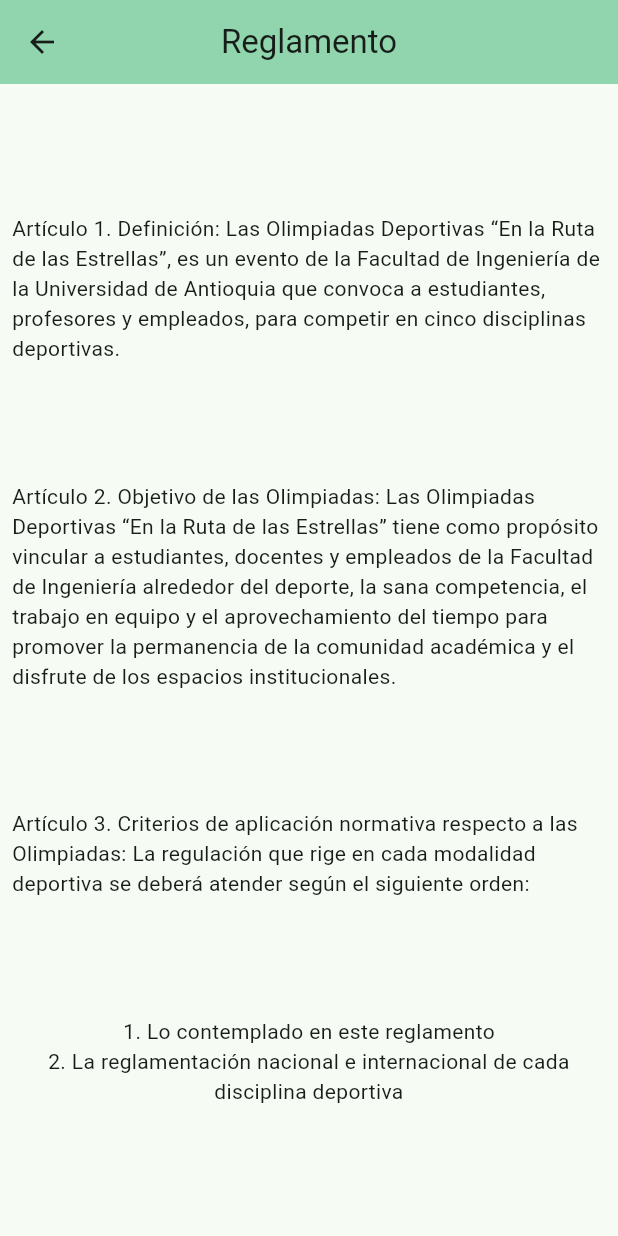
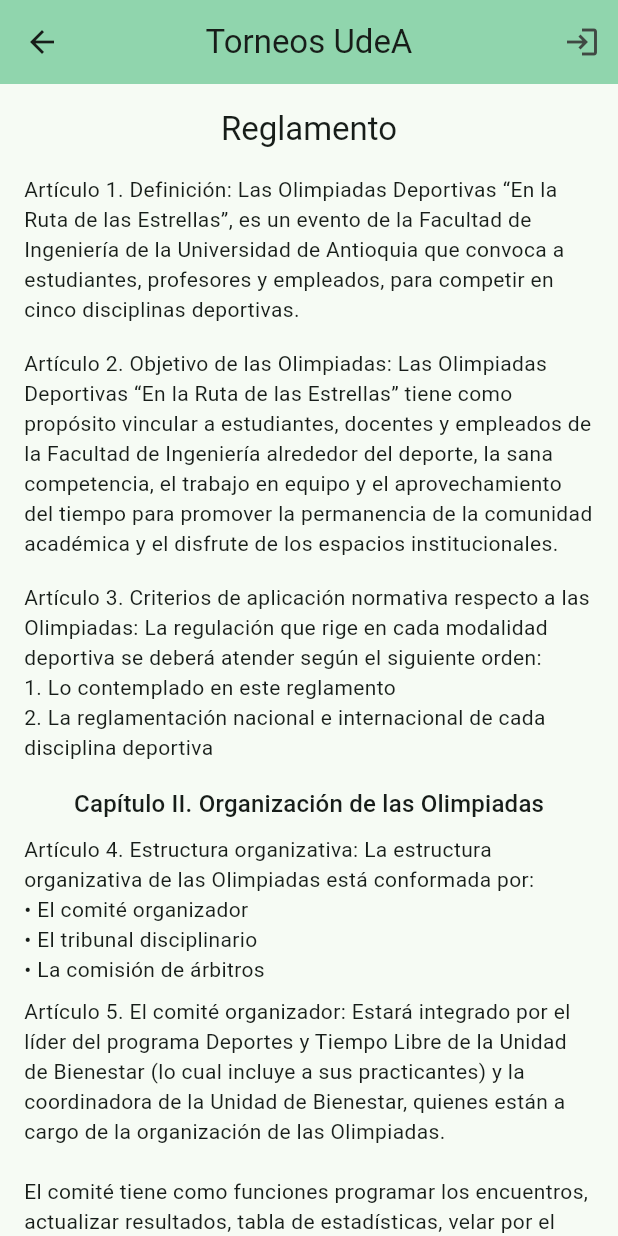
Before and after one commit to sebudea/torneos-udea, a Flutter app: the screen it shows after launch, after a tap on "Reglamento", on a phone screen of 412 x 824 dp. Run offline on Flutter 3.47's test engine with Material 3 defaults, Android fonts, the phone set to English and light mode, and no system bars; our stand-ins replace go_router.

Commit message:
cambios con shellroute, ahora iremos al inicio de sesion con google

```diff
--- a/lib/constants/app_constants.dart
+++ b/lib/constants/app_constants.dart
@@ -2,7 +2,7 @@
   static const String fullName = "Torneos Universitarios UdeA";
   static const String name = "Torneos UdeA";
 
-  static const String resolucionTitulo = "RESOLUCIÓN No.001";
+  static const String resolucionTitulo = "Resolucion 001";
   static const String resolucionFecha = "Del 29 de mayo del 2024";
   static const String resolucionParrafo1 =
       "Por medio de la cual se sanciona algunos de los jugadores de los equipos participantes en los torneos de las 12 Olimpiadas Deportivas Facultad de Ingeniería “En la Ruta de las Estrellas”.";
@@ -23,9 +23,18 @@
   static const String reglamentoArticulo2 =
       "Artículo 2. Objetivo de las Olimpiadas: Las Olimpiadas Deportivas “En la Ruta de las Estrellas” tiene como propósito vincular a estudiantes, docentes y empleados de la Facultad de Ingeniería alrededor del deporte, la sana competencia, el trabajo en equipo y el aprovechamiento del tiempo para promover la permanencia de la comunidad académica y el disfrute de los espacios institucionales.";
   static const String reglamentoArticulo3 =
-      "Artículo 3. Criterios de aplicación normativa respecto a las Olimpiadas: La regulación que rige en cada modalidad deportiva se deberá atender según el siguiente orden:";
-  static const String reglamentoNumeral1 =
-      "1. Lo contemplado en este reglamento";
-  static const String reglamentoNumeral2 =
+      "Artículo 3. Criterios de aplicación normativa respecto a las Olimpiadas: La regulación que rige en cada modalidad deportiva se deberá atender según el siguiente orden:\n"
+      "1. Lo contemplado en este reglamento\n"
       "2. La reglamentación nacional e internacional de cada disciplina deportiva";
+  static const String reglamentoCapitulo2 =
+      "Capítulo II. Organización de las Olimpiadas";
+  static const String reglamentoArticulo4 =
+      "Artículo 4. Estructura organizativa: La estructura organizativa de las Olimpiadas está conformada por:\n"
+      "• El comité organizador\n"
+      "• El tribunal disciplinario\n"
+      "• La comisión de árbitros";
+  static const String reglamentoArticulo5 =
+      "Artículo 5. El comité organizador: Estará integrado por el líder del programa Deportes y Tiempo Libre de la Unidad de Bienestar (lo cual incluye a sus practicantes) y la coordinadora de la Unidad de Bienestar, quienes están a cargo de la organización de las Olimpiadas.\n\n"
+      "El comité tiene como funciones programar los encuentros, actualizar resultados, tabla de estadísticas, velar por el cumplimiento del reglamento durante las competencias, promover la sana convivencia, el juego limpio, revisar los informes de arbitraje, imponer sanciones y comunicar las resoluciones.\n\n"
+      "Los miembros del Comité organizador, obrando en nombre de este, podrán demandar de oficio aquellas faltas al reglamento que presencien durante los encuentros.\n";
 }
--- a/lib/my_app.dart
+++ b/lib/my_app.dart
@@ -8,6 +8,7 @@
   @override
   Widget build(BuildContext context) {
     return MaterialApp.router(
+      debugShowCheckedModeBanner: false,
       title: AppConstants.name,
       theme: ThemeData(
         colorScheme: ColorScheme.fromSeed(seedColor: Colors.greenAccent),
--- a/lib/routing/router.dart
+++ b/lib/routing/router.dart
@@ -1,3 +1,4 @@
+import 'package:flutter/material.dart';
 import 'package:go_router/go_router.dart';
 import 'package:torneos_udea/ui/views/menu/menu_view.dart';
 import 'package:torneos_udea/ui/views/reglamento/reglamento_view.dart';
@@ -6,6 +7,8 @@
 GoRouter router() {
   return GoRouter(
     initialLocation: "/",
+    routes: [
+      ShellRoute(
         routes: [
           // Ruta principal
           GoRoute(
@@ -21,5 +24,59 @@
             builder: (context, state) => const ResolucionesView(),
           ),
         ],
+        builder: (context, state, child) {
+          return Scaffold(
+            appBar: AppBar(
+              backgroundColor: Theme.of(context).colorScheme.inversePrimary,
+              title: const Text("Torneos UdeA"),
+              centerTitle: true,
+              actions: [
+                IconButton(
+                  icon: const Icon(Icons.login),
+                  onPressed: () {
+                    showDialog(
+                      context: context,
+                      builder: (context) => AlertDialog(
+                        title: const Text("Iniciar sesión"),
+                        content: Column(
+                          mainAxisSize: MainAxisSize.min,
+                          children: [
+                            const Text(
+                                "Inicia sesión con tu cuenta de Google para continuar."),
+                            const SizedBox(height: 16),
+                            FilledButton.icon(
+                              icon: const Icon(Icons.login),
+                              label: const Text("Continuar con Google"),
+                              onPressed: () {
+                                // Aquí deberías integrar tu lógica de login con Google
+                                Navigator.of(context).pop();
+                                // Por ejemplo: context.read<AuthProvider>().signInWithGoogle();
+                              },
+                            ),
+                          ],
+                        ),
+                        actions: [
+                          TextButton(
+                            child: const Text("Cancelar"),
+                            onPressed: () => Navigator.of(context).pop(),
+                          ),
+                        ],
+                      ),
+                    );
+                  },
+                ),
+              ],
+              leading: state.fullPath != "/"
+                  ? IconButton(
+                      icon: const Icon(Icons.arrow_back),
+                      onPressed: () => GoRouter.of(context).pop(),
+                    )
+                  : null,
+            ),
+            body: child,
+          );
+        },
+      ),
+    ],
   );
 }
--- a/lib/ui/views/menu/menu_view.dart
+++ b/lib/ui/views/menu/menu_view.dart
@@ -6,35 +6,35 @@
 
   @override
   Widget build(BuildContext context) {
-    return Scaffold(
-      appBar: AppBar(
-        backgroundColor: Theme.of(context).colorScheme.inversePrimary,
-        title: const Text("Torneos UdeA"),
-        centerTitle: true,
-      ),
-      body: Center(
+    return Center(
       child: Column(
         mainAxisAlignment: MainAxisAlignment.center,
         children: [
-            ElevatedButton.icon(
+          FilledButton.icon(
+            onPressed: () {},
+            label: const Text("Inscripciones"),
+            icon: const Icon(Icons.how_to_reg),
+          ),
+          const SizedBox(height: 20),
+          FilledButton.icon(
             onPressed: () {},
             label: const Text("Equipos"),
             icon: const Icon(Icons.groups_2),
           ),
           const SizedBox(height: 20),
-            ElevatedButton.icon(
+          FilledButton.icon(
             onPressed: () {},
             label: const Text("Cuadros"),
             icon: const Icon(Icons.leaderboard),
           ),
           const SizedBox(height: 20),
-            ElevatedButton.icon(
+          FilledButton.icon(
             onPressed: () {},
             label: const Text("Programacion"),
             icon: const Icon(Icons.event),
           ),
           const SizedBox(height: 20),
-            ElevatedButton.icon(
+          FilledButton.icon(
             onPressed: () {
               context.push("/reglamento");
             },
@@ -42,7 +42,7 @@
             icon: const Icon(Icons.gavel),
           ),
           const SizedBox(height: 20),
-            ElevatedButton.icon(
+          FilledButton.icon(
             onPressed: () {
               context.push("/resoluciones");
             },
@@ -51,7 +51,6 @@
           ),
         ],
       ),
-      ),
     );
   }
 }
--- a/lib/ui/views/reglamento/reglamento_view.dart
+++ b/lib/ui/views/reglamento/reglamento_view.dart
@@ -7,38 +7,42 @@
 
   @override
   Widget build(BuildContext context) {
-    return Scaffold(
-      appBar: AppBar(
-        backgroundColor: Theme.of(context).colorScheme.inversePrimary,
-        title: const Text("Reglamento"),
-        centerTitle: true,
-      ),
-      body: const Center(
-        child: Padding(
-          padding: EdgeInsets.all(8.0),
+    return Center(
+      child: Padding(
+        padding: const EdgeInsets.only(bottom: 0, left: 16, right: 16, top: 16),
+        child: SingleChildScrollView(
           child: Column(
             mainAxisAlignment: MainAxisAlignment.spaceEvenly,
             children: [
               Text(
+                "Reglamento",
+                style: Theme.of(context).textTheme.titleLarge,
+              ),
+              const SizedBox(height: 16),
+              const Text(
                 AppConstants.reglamentoArticulo1,
               ),
-              Text(
+              const SizedBox(height: 16),
+              const Text(
                 AppConstants.reglamentoArticulo2,
               ),
-              Text(
+              const SizedBox(height: 16),
+              const Text(
                 AppConstants.reglamentoArticulo3,
               ),
-              Column(
-                children: [
-                  Text(
-                    AppConstants.reglamentoNumeral1,
-                  ),
-                  Text(
-                    AppConstants.reglamentoNumeral2,
-                    textAlign: TextAlign.center,
-                  ),
-                ],
-              )
+              const SizedBox(height: 16),
+              Text(
+                AppConstants.reglamentoCapitulo2,
+                style: Theme.of(context).textTheme.titleMedium,
+              ),
+              const SizedBox(height: 8),
+              const Text(
+                AppConstants.reglamentoArticulo4,
+              ),
+              const SizedBox(height: 8),
+              const Text(
+                AppConstants.reglamentoArticulo5,
+              ),
             ],
           ),
         ),
--- a/lib/ui/views/resoluciones/resoluciones_view.dart
+++ b/lib/ui/views/resoluciones/resoluciones_view.dart
@@ -6,13 +6,7 @@
 
   @override
   Widget build(BuildContext context) {
-    return Scaffold(
-      appBar: AppBar(
-        backgroundColor: Theme.of(context).colorScheme.inversePrimary,
-        title: const Text("Resoluciones"),
-        centerTitle: true,
-      ),
-      body: Center(
+    return Center(
       child: Padding(
         padding: const EdgeInsets.all(8.0),
         child: Column(
@@ -42,7 +36,6 @@
           ],
         ),
       ),
-      ),
     );
   }
 }
```
Lines whose indentation alone changed are shown as unchanged.
